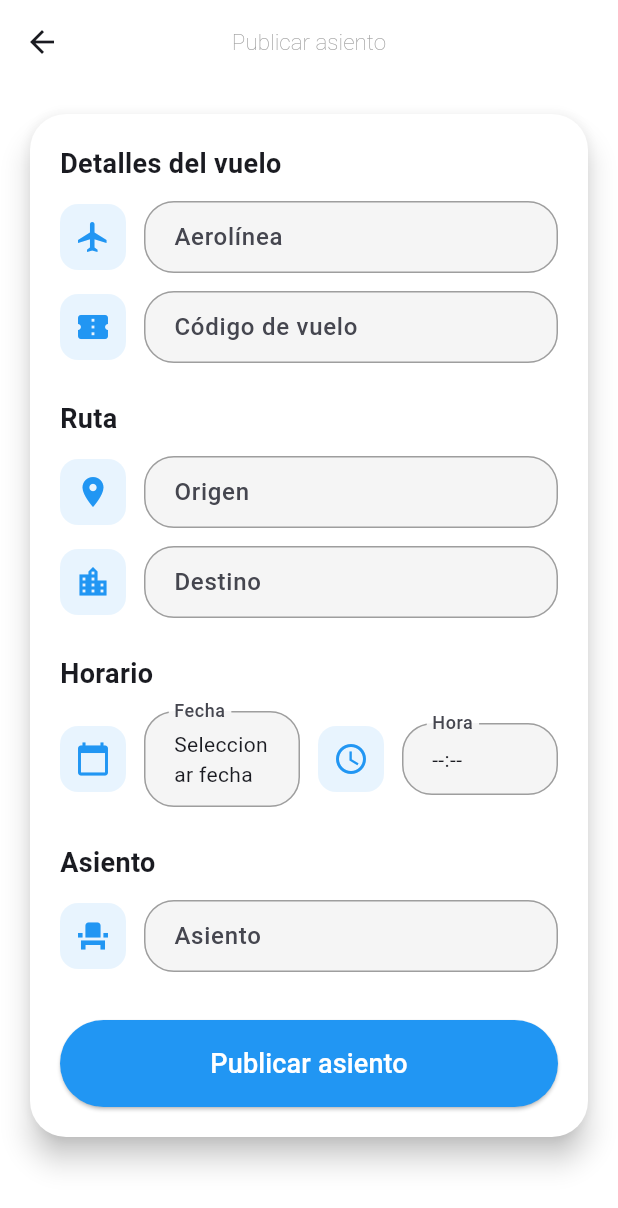
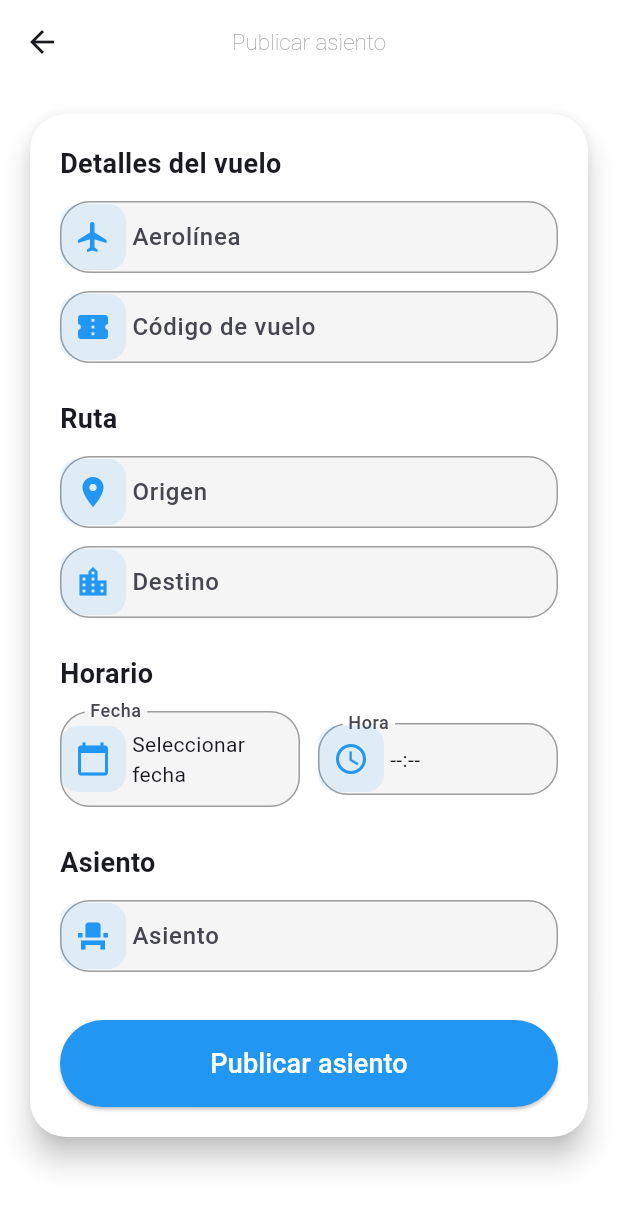
Before and after one commit to laiamarnav/Swappy, a Flutter app: the CreateListingScreen screen opened by its route, on a phone screen of 412 x 824 dp. Shown: the top 1208 px of the screen. Run offline on Flutter 3.47's test engine with Material 3 defaults, Android fonts, the phone set to English and light mode, and no system bars; our stand-ins replace curved_navigation_bar, firebase_auth, firebase_core, get_it, shared_preferences; accounts and stored records are empty.

Commit message:
refactor: use prefix icons for search and listing inputs

```diff
--- a/lib/presentation/listing/create_listing_screen.dart
+++ b/lib/presentation/listing/create_listing_screen.dart
@@ -52,24 +52,8 @@ class _CreateListingScreenState extends State<CreateListingScreen> {
     }
   }
 
-  Widget _iconBox(IconData icon) {
-    return Container(
-      padding: const EdgeInsets.all(10),
-      decoration: BoxDecoration(
-        color: Colors.blue.withOpacity(0.1),
-        borderRadius: BorderRadius.circular(12),
-      ),
-      child: Icon(icon, color: Colors.blue),
-    );
-  }
-
   Widget _inputTile(String label, IconData icon, TextEditingController c) {
-    return Row(
-      children: [
-        _iconBox(icon),
-        const SizedBox(width: 12),
-        Expanded(
-          child: TextFormField(
+    return TextFormField(
       controller: c,
       decoration: InputDecoration(
         labelText: label,
@@ -81,22 +65,24 @@ class _CreateListingScreenState extends State<CreateListingScreen> {
         ),
         contentPadding:
             const EdgeInsets.symmetric(horizontal: 16, vertical: 12),
+        prefixIcon: Container(
+          padding: const EdgeInsets.all(10),
+          decoration: BoxDecoration(
+            color: Colors.blue.withOpacity(0.1),
+            borderRadius: BorderRadius.circular(12),
+          ),
+          child: Icon(icon, color: Colors.blue),
+        ),
+        prefixIconConstraints:
+            const BoxConstraints(minWidth: 0, minHeight: 0),
       ),
       validator: (v) => v == null || v.isEmpty ? 'Required' : null,
-          ),
-        ),
-      ],
     );
   }
 
   Widget _dateTimeTile(
       String label, IconData icon, String value, VoidCallback onTap) {
-    return Row(
-      children: [
-        _iconBox(icon),
-        const SizedBox(width: 12),
-        Expanded(
-          child: GestureDetector(
+    return GestureDetector(
       onTap: onTap,
       child: InputDecorator(
         decoration: InputDecoration(
@@ -109,12 +95,19 @@ class _CreateListingScreenState extends State<CreateListingScreen> {
           ),
           contentPadding:
               const EdgeInsets.symmetric(horizontal: 16, vertical: 12),
+          prefixIcon: Container(
+            padding: const EdgeInsets.all(10),
+            decoration: BoxDecoration(
+              color: Colors.blue.withOpacity(0.1),
+              borderRadius: BorderRadius.circular(12),
+            ),
+            child: Icon(icon, color: Colors.blue),
+          ),
+          prefixIconConstraints:
+              const BoxConstraints(minWidth: 0, minHeight: 0),
         ),
         child: Text(value),
       ),
-          ),
-        ),
-      ],
     );
   }
 
```
Also changed, not shown: lib/presentation/widgets/search_form.dart (+19 -26 lines). Lines whose indentation alone changed are shown as unchanged.
